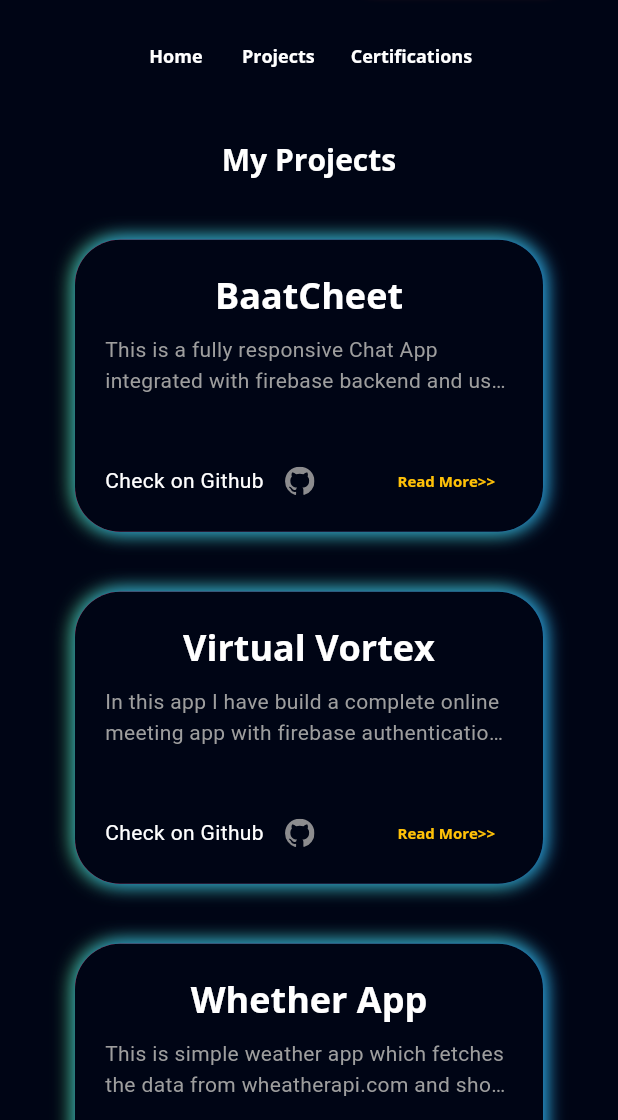
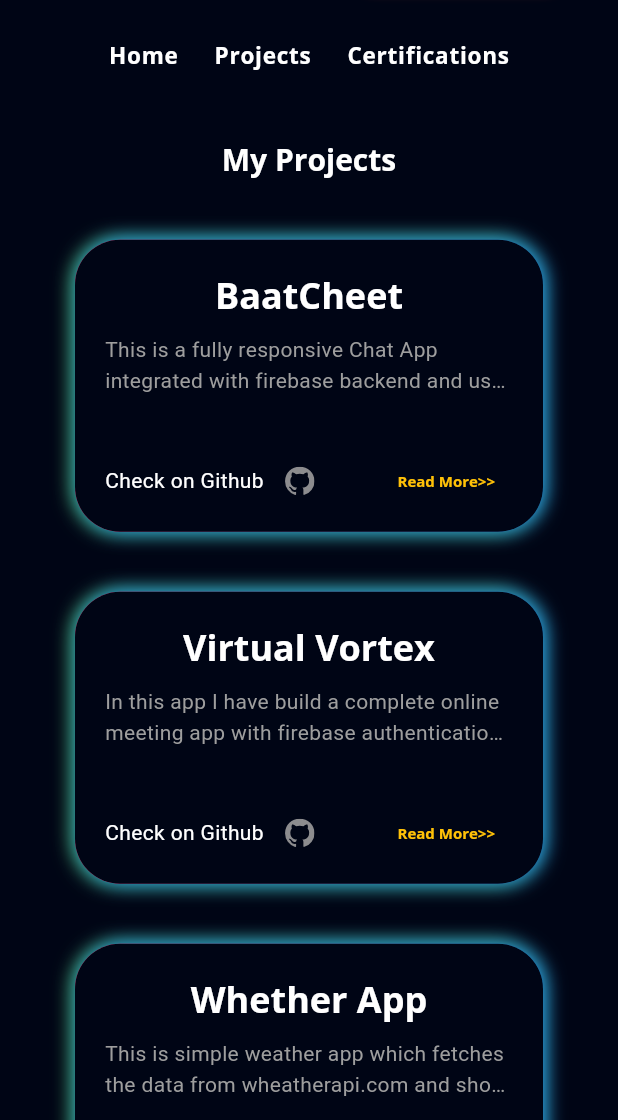
Before and after one commit to stp2003/portfolio_new, a Flutter app: the screen it shows after launch, scrolled down 576 dp, on a phone screen of 412 x 824 dp, the part 116-1236 px from its top. Run offline on Flutter 3.47's test engine with Material 2 defaults, Android fonts, the phone set to English and light mode, and no system bars; our stand-ins replace flutter_svg, font_awesome_flutter, get, google_fonts, photo_view.

Commit message:
navigation button ui fixed

```diff
--- a/lib/view/main/components/top nav bar/navigation_button.dart
+++ b/lib/view/main/components/top nav bar/navigation_button.dart
@@ -19,6 +19,8 @@ class NavigationTextButton extends StatelessWidget {
         style: Theme.of(context).textTheme.labelMedium!.copyWith(
               fontWeight: FontWeight.bold,
               color: Colors.white,
+              fontSize: 15.0,
+              letterSpacing: 0.5,
             ),
       ),
     );
```
